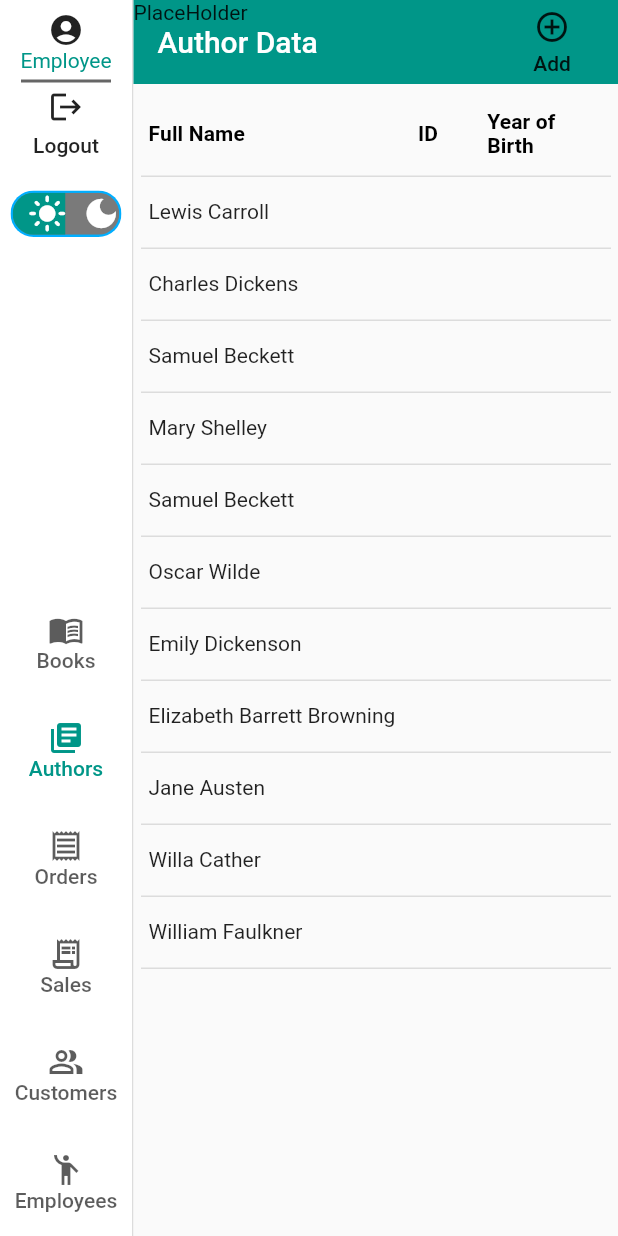
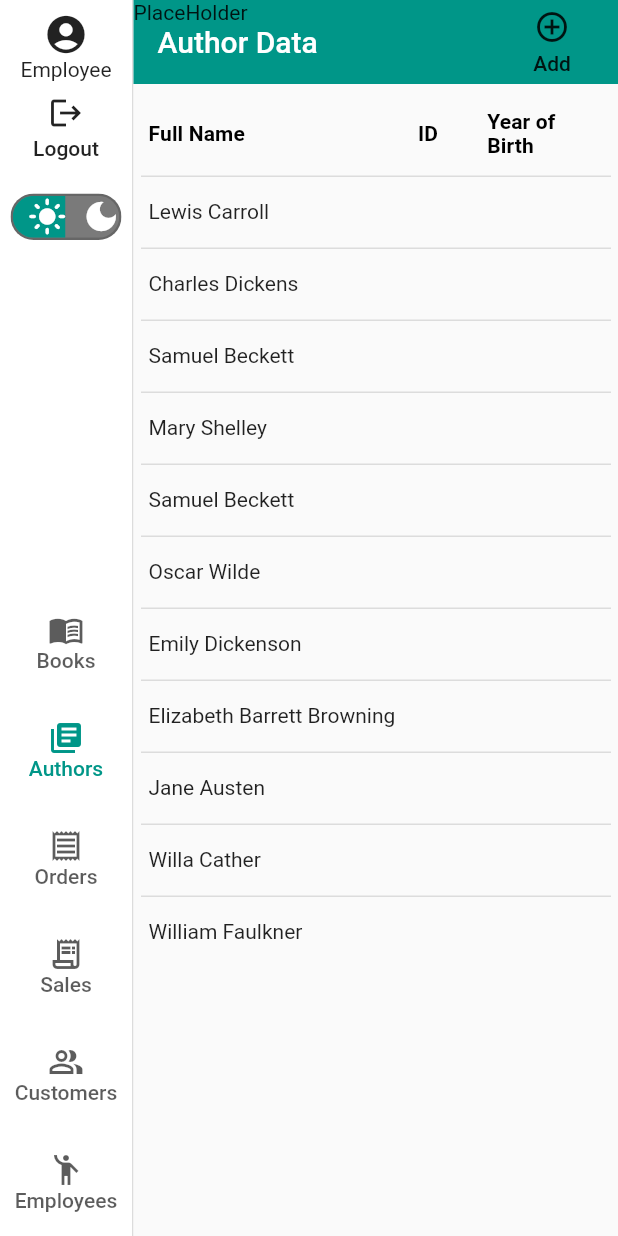
Before and after one commit to KizKizz/bookstore_app, a Flutter app: the screen it shows after launch, after a tap on "Employee", after a tap on "Authors", on a phone screen of 412 x 824 dp. Run offline on Flutter 3.47's test engine with Material 2 defaults, Android fonts, the phone set to English and light mode, and no system bars; drawn by our look-alikes of data_table_2, toggle_switch; our stand-ins replace dropdown_button2, flutter_rating_bar, shared_preferences; missing offline and left inert: multi_split_view.

Commit message:
bugs fix

```diff
--- a/assets/jsondatabase/author_data.json
+++ b/assets/jsondatabase/author_data.json
@@ -1 +1 @@
-[{"fullName":"Lewis Carroll","id":"","yearBirth":"","yearDead":"","description":""},{"fullName":"Charles Dickens","id":"","yearBirth":"","yearDead":"","description":""},{"fullName":"Samuel Beckett","id":"","yearBirth":"","yearDead":"","description":""},{"fullName":"Mary Shelley","id":"","yearBirth":"","yearDead":"","description":""},{"fullName":"Samuel Beckett","id":"","yearBirth":"","yearDead":"","description":""},{"fullName":"Oscar Wilde","id":"","yearBirth":"","yearDead":"","description":""},{"fullName":"Emily Dickenson","id":"","yearBirth":"","yearDead":"","description":""},{"fullName":"Elizabeth Barrett Browning","id":"","yearBirth":"","yearDead":"","description":""},{"fullName":"Jane Austen","id":"","yearBirth":"","yearDead":"","description":""},{"fullName":"Willa Cather","id":"","yearBirth":"","yearDead":"","description":""},{"fullName":"William Faulkner","id":"","yearBirth":"","yearDead":"","description":""},{"fullName":"","id":"","yearBirth":"","yearDead":"","description":""}]
+[{"fullName":"Lewis Carroll","id":"","yearBirth":"","yearDead":"","description":""},{"fullName":"Charles Dickens","id":"","yearBirth":"","yearDead":"","description":""},{"fullName":"Samuel Beckett","id":"","yearBirth":"","yearDead":"","description":""},{"fullName":"Mary Shelley","id":"","yearBirth":"","yearDead":"","description":""},{"fullName":"Samuel Beckett","id":"","yearBirth":"","yearDead":"","description":""},{"fullName":"Oscar Wilde","id":"","yearBirth":"","yearDead":"","description":""},{"fullName":"Emily Dickenson","id":"","yearBirth":"","yearDead":"","description":""},{"fullName":"Elizabeth Barrett Browning","id":"","yearBirth":"","yearDead":"","description":""},{"fullName":"Jane Austen","id":"","yearBirth":"","yearDead":"","description":""},{"fullName":"Willa Cather","id":"","yearBirth":"","yearDead":"","description":""},{"fullName":"William Faulkner","id":"","yearBirth":"","yearDead":"","description":""}]
--- a/lib/InfoScreens/book_list.dart
+++ b/lib/InfoScreens/book_list.dart
@@ -7,6 +7,8 @@ import 'package:data_table_2/data_table_2.dart';
 import 'package:bookstore_project/Data/book_data_handler.dart';
 
 import '../main_appbar.dart';
+
+final searchbookController = TextEditingController();
 
 //String _searchDropDownVal = 'Title';
 
@@ -25,7 +27,7 @@ class _BookListState extends State<BookList> {
   final ScrollController _controller = ScrollController();
   List<Book> searchBookList = [];
   final List<Book> preSearchList = mainBookListCopy;
-  final searchbookController = TextEditingController();
+
   final List<String> _searchDropDownVal = [
     'Title',
     'ID',
@@ -243,8 +245,8 @@ class _BookListState extends State<BookList> {
                 )),
 
             //Add Data Button
-            if (isManager)
-            MaterialButton(
+            isManager
+            ? MaterialButton(
               onPressed: () => [
                 setState(() {
                   setState(() {
@@ -272,7 +274,8 @@ class _BookListState extends State<BookList> {
                       ),
                     )
                   ]),
-            ),
+            )
+            : const SizedBox(width:80)
           ],
         ),
         body: FutureBuilder(
--- a/lib/login_page.dart
+++ b/lib/login_page.dart
@@ -38,9 +38,11 @@ class _LoginPageState extends State<LoginPage> {
                             const BoxConstraints(minWidth: 200, maxWidth: 400),
                         padding: const EdgeInsets.only(
                             top: 40, bottom: 10, left: 5, right: 5),
-                        child: const Text(
+                        child: Text(
                           'Manager login:',
-                          style: TextStyle(fontSize: 15)),
+                          style: TextStyle(
+                            fontSize: 15,
+                            color: Theme.of(context).hintColor)),
                         ),
                     Container(
                       constraints:
@@ -126,8 +128,10 @@ class _LoginPageState extends State<LoginPage> {
                             const BoxConstraints(minWidth: 200, maxWidth: 400),
                         padding: const EdgeInsets.only(
                             top: 40, bottom: 10, left: 5, right: 5),
-                        child: const Text('Login as:',
-                          style: TextStyle(fontSize: 15),)
+                        child: Text('Login as:',
+                          style: TextStyle(
+                            fontSize: 15,
+                            color: Theme.of(context).hintColor),)
                         ),
                   Container(
                       constraints:
--- a/lib/main_page.dart
+++ b/lib/main_page.dart
@@ -83,32 +83,34 @@ class _MainPageState extends State<MainPage> {
                                     isManager
                                     ? Column(
                                         children: [
-                                          const Icon(Icons.account_box, size: 24),
+                                          const Icon(Icons.account_box, size: 30),
                                           Text('Manager',
-                                            style: TextStyle(
-                                              color: (Theme.of(context).toggleableActiveColor)
-                                            ),)
+                                            // style: TextStyle(
+                                            //   color: (Theme.of(context).toggleableActiveColor))
+                                            )
                                         ],
                                       )
                                     : Column(
                                         children: [
                                           const Icon(Icons.account_circle,
-                                              size: 24),
+                                              size: 30),
                                           Text('Employee',
-                                          style: TextStyle(
-                                            color: (Theme.of(context).toggleableActiveColor)))
+                                          // style: TextStyle(
+                                          //   color: (Theme.of(context).toggleableActiveColor))
+                                          )
                                         ],
                                       )
                                   ],
                                 )
                               ),
-                              SizedBox(
-                                height: 2,
-                                width: 60,
-                                child: Container(
-                                  padding: const EdgeInsets.only(bottom: 5),
-                                  color: Theme.of(context).hintColor)
-                              ),
+                              //Spacer
+                              // SizedBox(
+                              //   height: 2,
+                              //   width: 60,
+                              //   child: Container(
+                              //     padding: const EdgeInsets.only(bottom: 5),
+                              //     color: Theme.of(context).hintColor)
+                              // ),
 
 //Logout Button
                               MaterialButton(
@@ -119,7 +121,7 @@ class _MainPageState extends State<MainPage> {
                                     mainAxisSize: MainAxisSize.min,
                                     children: const <Widget>[
                                       Padding(
-                                        padding: EdgeInsets.all(4.0),
+                                        padding: EdgeInsets.only(top: 4, bottom: 2),
                                         child: Icon(
                                           Icons.logout,
                                         ),
@@ -134,19 +136,19 @@ class _MainPageState extends State<MainPage> {
                               ),
 //DarkMode Switch
                               Container(
-                                padding: EdgeInsets.only(top: 20),
+                                padding: const EdgeInsets.only(top: 20),
                                 child: ToggleSwitch(
                                     minWidth: 35.0,
                                     minHeight: 28.0,
                                     initialLabelIndex: darkModeOn,
                                     cornerRadius: 90.0,
-                                    borderColor: const [
-                                      Color(0xff00aeff),
+                                    borderColor: [
+                                      Theme.of(context).hintColor,
                                     ],
                                     borderWidth: 1.5,
                                     activeFgColor: Colors.white,
                                     inactiveBgColor:
-                                        Color.fromARGB(255, 122, 122, 122),
+                                        const Color.fromARGB(255, 122, 122, 122),
                                     inactiveFgColor: Colors.white,
                                     totalSwitches: 2,
                                     icons: const [
```
Also changed, not shown: assets/jsondatabase/book_data.json (+1 -1 lines).
